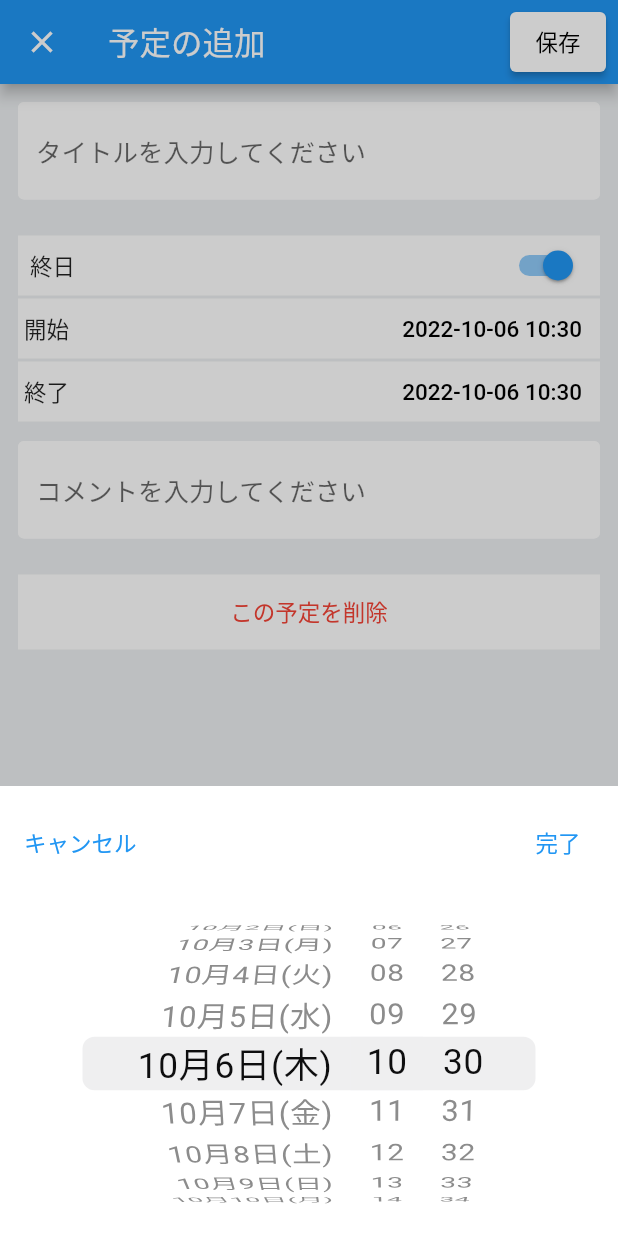
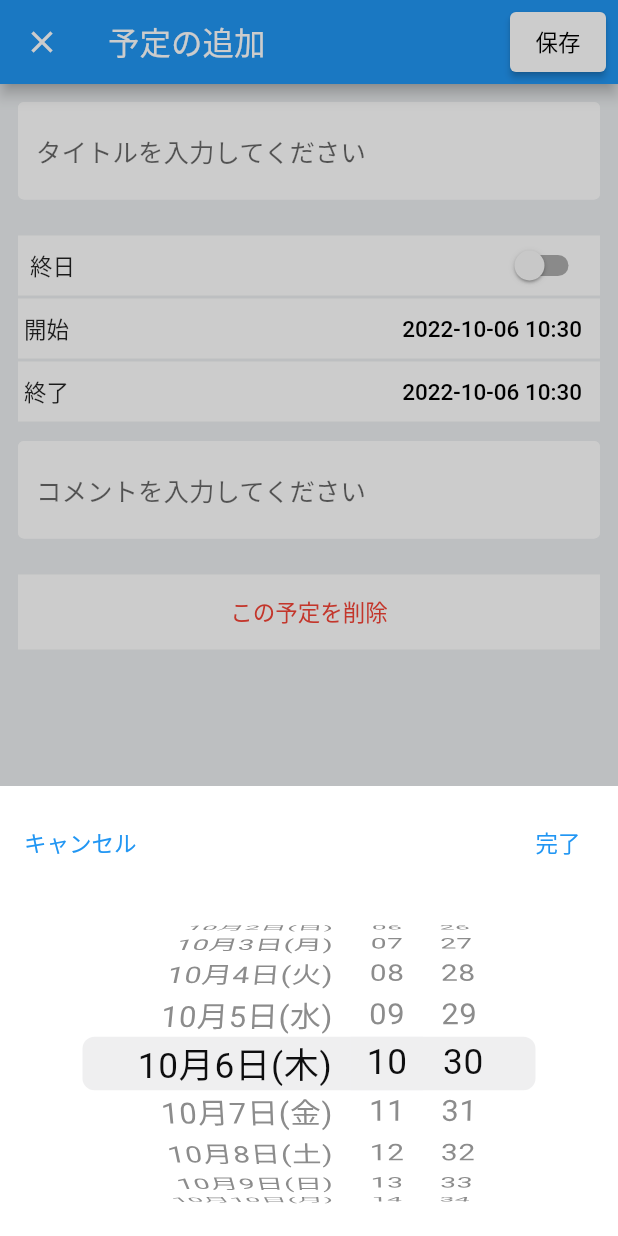
Before and after one commit to sgaku/flutter_intern_test, a Flutter app: the ScheduleDetail screen opened directly, after a tap on an icon or button, on a phone screen of 412 x 824 dp. Run offline on Flutter 3.47's test engine with Material 2 defaults, Android fonts, the phone set to English and light mode, and no system bars; our stand-ins replace flutter_riverpod, table_calendar.

Commit message:
開始時間と終了時間の連動が完了

```diff
--- a/lib/view/schedule_detail.dart
+++ b/lib/view/schedule_detail.dart
@@ -5,7 +5,7 @@ import 'package:intl/intl.dart';
 
 final startTimeProvider = StateProvider<DateTime?>((ref) => null);
 final endTimeProvider = StateProvider<DateTime?>((ref) => null);
-
+final switchProvider = StateProvider((ref) => false);
 
 class ScheduleDetail extends ConsumerStatefulWidget {
   const ScheduleDetail({super.key});
@@ -17,14 +17,13 @@ class ScheduleDetail extends ConsumerStatefulWidget {
 class ScheduleDetailState extends ConsumerState<ScheduleDetail> {
   late FocusNode myFocusNode;
   var now = DateTime.now();
-  DateTime? startTime;
-  DateTime? endTime;
+  DateTime startTime = DateTime.now();
+  DateTime endTime = DateTime.now();
   DateFormat dateAndTime = DateFormat('yyyy-MM-dd HH:mm');
+  DateFormat date = DateFormat('yyyy-MM-dd ');
 
   @override
   void initState() {
-    startTime = now;
-    endTime = now;
     myFocusNode = FocusNode();
     super.initState();
   }
@@ -33,6 +32,7 @@ class ScheduleDetailState extends ConsumerState<ScheduleDetail> {
   Widget build(BuildContext context) {
     final startTimeValue = ref.watch(startTimeProvider);
     final endTimeValue = ref.watch(endTimeProvider);
+    final switchValue = ref.watch(switchProvider);
 
     return Focus(
       focusNode: myFocusNode,
@@ -93,7 +93,13 @@ class ScheduleDetailState extends ConsumerState<ScheduleDetail> {
                         mainAxisAlignment: MainAxisAlignment.spaceBetween,
                         children: [
                           const Text("終日"),
-                          Switch(value: true, onChanged: (value) {})
+                          Switch(
+                              value: switchValue,
+                              onChanged: (value) {
+                                ref
+                                    .read(switchProvider.notifier)
+                                    .update((state) => value);
+                              })
                         ],
                       ),
                     ),
@@ -114,13 +120,16 @@ class ScheduleDetailState extends ConsumerState<ScheduleDetail> {
                           TextButton(
                             style: TextButton.styleFrom(
                                 foregroundColor: Colors.black),
-                            child:
-                                Text(dateAndTime.format(startTimeValue ?? now)),
+                            child: Text(switchValue
+                                ? date.format(startTimeValue ?? now)
+                                : dateAndTime.format(startTimeValue ?? now)),
                             onPressed: () {
                               _showCupertinoPicker(
                                 CupertinoDatePicker(
                                   initialDateTime: DateTime.now(),
-                                  mode: CupertinoDatePickerMode.dateAndTime,
+                                  mode: switchValue
+                                      ? CupertinoDatePickerMode.date
+                                      : CupertinoDatePickerMode.dateAndTime,
                                   use24hFormat: true,
                                   onDateTimeChanged: (dateTime) {
                                     setState(() {
@@ -152,13 +161,16 @@ class ScheduleDetailState extends ConsumerState<ScheduleDetail> {
                           TextButton(
                             style: TextButton.styleFrom(
                                 foregroundColor: Colors.black),
-                            child:
-                                Text(dateAndTime.format(endTimeValue ?? now)),
+                            child: Text(switchValue
+                                ? date.format(endTimeValue ?? now)
+                                : dateAndTime.format(endTimeValue ?? now)),
                             onPressed: () {
                               _showCupertinoPicker(
                                 CupertinoDatePicker(
                                   initialDateTime: DateTime.now(),
-                                  mode: CupertinoDatePickerMode.dateAndTime,
+                                  mode: switchValue
+                                      ? CupertinoDatePickerMode.date
+                                      : CupertinoDatePickerMode.dateAndTime,
                                   use24hFormat: true,
                                   onDateTimeChanged: (dateTime) {
                                     setState(() {
@@ -240,6 +252,16 @@ class ScheduleDetailState extends ConsumerState<ScheduleDetail> {
                       child: const Text("キャンセル")),
                   TextButton(
                       onPressed: () {
+                        final switchValue = ref.read(switchProvider);
+                        final isEndTimeBefore = endTime.isBefore(startTime);
+                        final isEqual = endTime.microsecondsSinceEpoch ==
+                            startTime.millisecondsSinceEpoch;
+
+                        if (isEndTimeBefore || isEqual && switchValue) {
+                          endTime = startTime.add(const Duration(days: 1));
+                        } else if (isEndTimeBefore || isEqual && !switchValue) {
+                          endTime = startTime.add(const Duration(hours: 1));
+                        }
                         ref
                             .read(startTimeProvider.notifier)
                             .update((state) => startTime);
```
